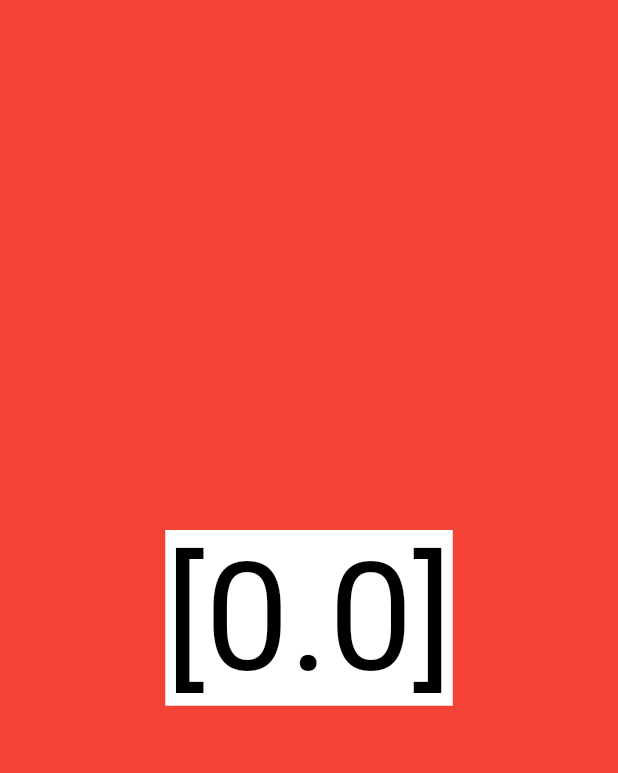
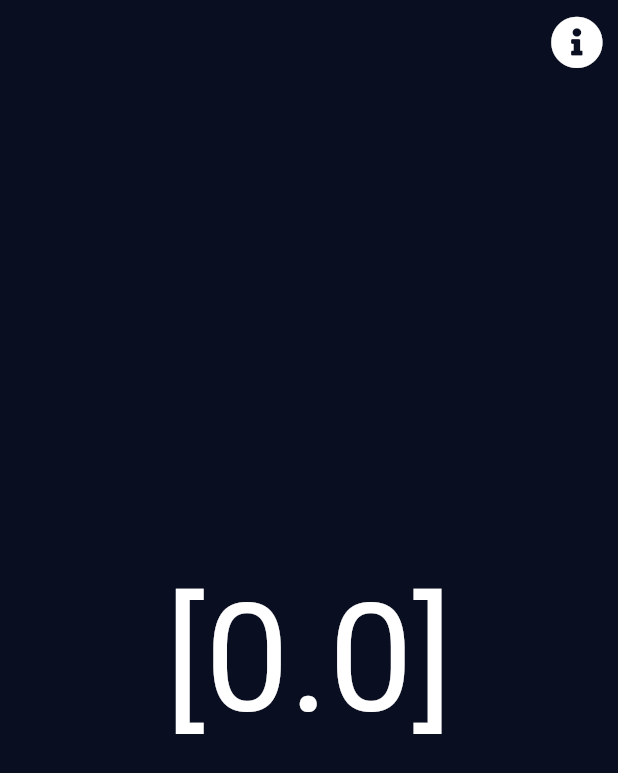
Before and after one commit to Nhesneil/cpr_app_project, a Flutter app: the screen it shows after launch, on a phone screen of 412 x 824 dp. Shown: the top 773 px of the screen. Run offline on Flutter 3.47's test engine with Material 2 defaults, Android fonts, the phone set to English and light mode, and no system bars; our stand-ins replace font_awesome_flutter, sensors_plus.

Commit message:
UI update

```diff
--- a/lib/main.dart
+++ b/lib/main.dart
@@ -1,11 +1,14 @@
 import 'dart:async';
+import 'package:accelerometer/Info_page.dart';
 import 'package:flutter/cupertino.dart';
 import 'package:flutter/material.dart';
 import 'package:sensors_plus/sensors_plus.dart';
 //import 'package:async/async.dart';
+import 'package:font_awesome_flutter/font_awesome_flutter.dart';
+
+const double threshold = 2;
 
 void main() {
-
   runApp(MyApp());
 }
 
@@ -13,6 +16,10 @@ class MyApp extends StatelessWidget {
   @override
   Widget build(BuildContext context) {
     return MaterialApp(
+      theme: ThemeData.dark().copyWith(
+        colorScheme: const ColorScheme.light(primary: Color(0xFF0A0E21)),
+        scaffoldBackgroundColor: const Color(0xFF0A0E21),
+      ),
       home: MyHomePage(),
     );
   }
@@ -26,28 +33,31 @@ class MyHomePage extends StatefulWidget {
   @override
   _MyHomePageState createState() => _MyHomePageState();
 }
-Color backGround = Colors.red;
 
 class _MyHomePageState extends State<MyHomePage> {
   List<double>?
       _accelerometerValues; // question mark means that value can be null
-  List<double> _userAccelerometerValues=[0]; //.... means you dont need to initialize it
+  List<double> _userAccelerometerValues = [
+    0
+  ]; //.... means you dont need to initialize it
   final _streamSubscriptions = <StreamSubscription<dynamic>>[];
+  //
+  // Color backGround = Colors.red; //starting value, can be declared instead class
+  //
+  // Color feedback() {
+  //   setState(() {
+  //     if (_userAccelerometerValues[0] < threshold) {
+  //       if (_userAccelerometerValues[0] > 1) {
+  //         backGround = Colors.red;
+  //       }
+  //     }
+  //     if (_userAccelerometerValues[0] > threshold) {
+  //       backGround = Colors.green;
+  //     }
+  //   });
+  //   return backGround;
+  // }
 
-  double threshold=2;
-  Color feedback() {
-    setState(() {
-      if (_userAccelerometerValues[0] < threshold){
-        if (_userAccelerometerValues[0]  >1) {
-          backGround = Colors.red;
-        }
-      }
-      if (_userAccelerometerValues[0] > threshold){
-        backGround = Colors.green;
-      }
-    });
-    return backGround;
-  }
   @override
   Widget build(BuildContext context) {
     final accelerometer =
@@ -57,13 +67,30 @@ class _MyHomePageState extends State<MyHomePage> {
         .toList();
 
     return Scaffold(
-      backgroundColor: feedback(),
+      //backgroundColor: feedback(),
       // appBar: AppBar(
       //
       // ),
-      body: Column(
+      body: SafeArea(
+        child: Column(
           mainAxisAlignment: MainAxisAlignment.spaceEvenly,
           children: <Widget>[
+            Container(
+              margin: const EdgeInsets.all(10),
+              child: Align(
+                alignment: Alignment.topRight,
+
+                child: GestureDetector(
+                  onTap: () {
+                    Navigator.push(context, MaterialPageRoute(builder: (context) {
+                      return InfoPage();
+                    }));
+                  },
+                  child: const Icon(FontAwesomeIcons.infoCircle,
+                  size: 35),
+                ),
+              ),
+            ),
             Expanded(
               child: Padding(
                 padding:
@@ -72,8 +99,8 @@ class _MyHomePageState extends State<MyHomePage> {
                   child: Text(
                     '$userAccelerometer',
                     style: const TextStyle(
-                    backgroundColor: Colors.white,
-                    color: Colors.black,
+                      //backgroundColor: Colors.white,
+                      color: Colors.white,
                       fontSize: 100.0,
                     ),
                   ),
@@ -82,16 +109,18 @@ class _MyHomePageState extends State<MyHomePage> {
             ),
           ],
         ),
+      ),
     );
   }
+
   @override
   void dispose() {
-
     super.dispose();
     for (final subscription in _streamSubscriptions) {
       subscription.cancel();
     }
   }
+
   @override
   void initState() {
     super.initState();
```
Also changed, not shown: lib/Info_page.dart (added, +40 -0 lines), pubspec.yaml (+7 -3 lines), images/phone_position.jpg (added), images/phone_position.png (added), pubspec.lock. Lines whose indentation alone changed are shown as unchanged.
